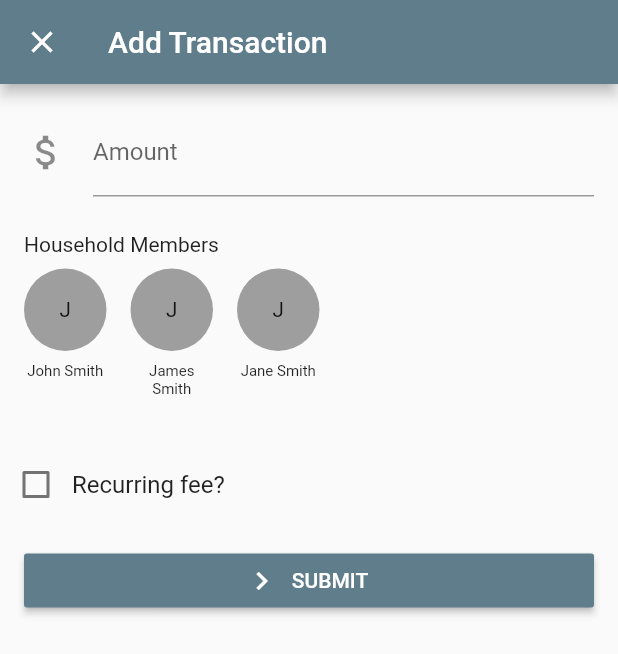
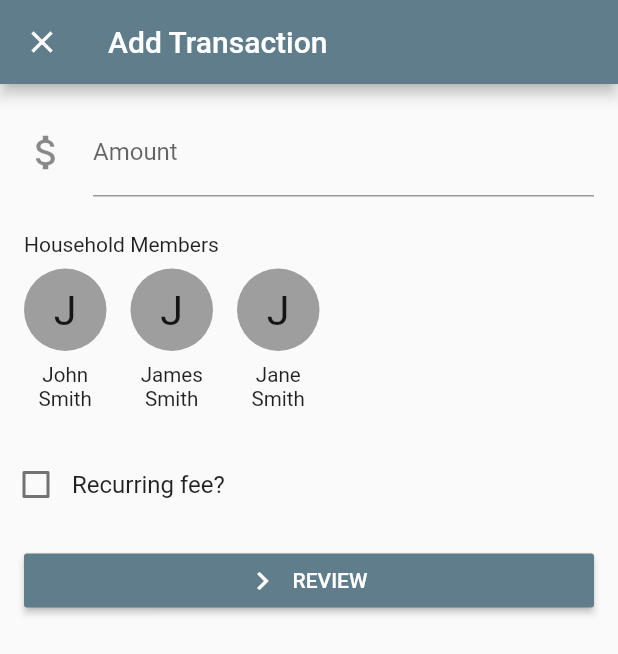
Before and after one commit to kungpaogao/nyf-mobile, a Flutter app: the screen it shows after launch, item 2 of the bottom bar chosen, after a tap on the "add" icon, on a phone screen of 412 x 824 dp. Shown: the top 654 px of the screen. Run offline on Flutter 3.47's test engine with Material 2 defaults, Android fonts, the phone set to English and light mode, and no system bars.

Commit message:
Updated profile page, user icon, other components

```diff
--- a/lib/components/add_form.dart
+++ b/lib/components/add_form.dart
@@ -4,6 +4,7 @@ import 'package:nyf_mobile/components/user_icon.dart';
 import 'package:nyf_mobile/data/household.dart';
 import 'package:nyf_mobile/data/user.dart';
 import 'package:nyf_mobile/data/variables.dart' as Variables;
+import 'package:nyf_mobile/pages/review.dart';
 
 class AddForm extends StatefulWidget {
   @override
@@ -29,7 +30,7 @@ class AddFormState extends State<AddForm> {
               horizontal: Variables.margin,
             ),
             child: TextFormField(
-              decoration: const InputDecoration(
+              decoration: InputDecoration(
                 icon: Icon(
                   Icons.attach_money,
                   size: 30.0,
@@ -76,39 +77,39 @@ class AddFormState extends State<AddForm> {
               )
             ],
           ),
-          isRecurring
-              ? Container(
-                  padding: EdgeInsets.all(Variables.margin),
-                  child: Row(
-                    children: <Widget>[
-                      Text(
-                        "Billing cycle?",
-                        style: Variables.defaultText,
-                      ),
-                      Spacer(),
-                      Container(
-                        child: DropdownButton<Cycle>(
-                          value: billingCycle,
-                          onChanged: (Cycle newValue) {
-                            setState(() {
-                              billingCycle = newValue;
-                            });
-                          },
-                          items: Cycle.values.map((Cycle cycle) {
-                            String cleanText =
-                                cycle.toString().replaceAll("Cycle.", "");
-                            return DropdownMenuItem<Cycle>(
-                              child: Text(cleanText[0].toUpperCase() +
-                                  cleanText.substring(1)),
-                              value: cycle,
-                            );
-                          }).toList(),
-                        ),
-                      )
-                    ],
-                  ),
-                )
-              : Container(),
+          // isRecurring
+          //     ? Container(
+          //         padding: EdgeInsets.all(Variables.margin),
+          //         child: Row(
+          //           children: <Widget>[
+          //             Text(
+          //               "Billing cycle?",
+          //               style: Variables.defaultText,
+          //             ),
+          //             Spacer(),
+          //             Container(
+          //               child: DropdownButton<Cycle>(
+          //                 value: billingCycle,
+          //                 onChanged: (Cycle newValue) {
+          //                   setState(() {
+          //                     billingCycle = newValue;
+          //                   });
+          //                 },
+          //                 items: Cycle.values.map((Cycle cycle) {
+          //                   String cleanText =
+          //                       cycle.toString().replaceAll("Cycle.", "");
+          //                   return DropdownMenuItem<Cycle>(
+          //                     child: Text(cleanText[0].toUpperCase() +
+          //                         cleanText.substring(1)),
+          //                     value: cycle,
+          //                   );
+          //                 }).toList(),
+          //               ),
+          //             )
+          //           ],
+          //         ),
+          //       )
+          //     : Container(),
           Container(
             padding: EdgeInsets.all(Variables.margin),
             child: Row(
@@ -119,6 +120,10 @@ class AddFormState extends State<AddForm> {
                       if (_formKey.currentState.validate()) {
                         Scaffold.of(context).showSnackBar(
                             SnackBar(content: Text("Processing Data")));
+                        Navigator.push(
+                          context,
+                          MaterialPageRoute(builder: (context) => ReviewPage()),
+                        );
                       }
                     },
                     color: Colors.blueGrey,
@@ -127,7 +132,7 @@ class AddFormState extends State<AddForm> {
                       color: Colors.white,
                     ),
                     label: Text(
-                      "SUBMIT",
+                      "REVIEW",
                       style: TextStyle(color: Colors.white),
                     ),
                   ),
--- a/lib/components/profile_banner.dart
+++ b/lib/components/profile_banner.dart
@@ -14,8 +14,8 @@ class ProfileBanner extends StatelessWidget {
       child: Column(
         children: <Widget>[
           Padding(
-              padding: EdgeInsets.only(top: 32.0, bottom: 32.0),
-              child: UserIcon(width: 150, height: 150, user: sampleUsers[0])),
+              padding: EdgeInsets.only(top: 32.0),
+              child: UserIcon(width: 125, height: 150, user: sampleUsers[0])),
         ],
       ),
     );
--- a/lib/components/transaction_list.dart
+++ b/lib/components/transaction_list.dart
@@ -1,6 +1,6 @@
 import 'package:flutter/material.dart';
 import 'package:flutter/cupertino.dart';
-import 'package:flutter/data/transaction.dart';
+import 'package:nyf_mobile/data/transaction.dart';
 
 class TransactionList extends StatefulWidget {
   TransactionList({Key key}) : super(key: key);
--- a/lib/components/user_icon.dart
+++ b/lib/components/user_icon.dart
@@ -7,12 +7,13 @@ class UserIcon extends StatelessWidget {
   final double width;
   final double height;
   final User user;
+  final bool label;
 
-  UserIcon({
-    this.width = Variables.userIconWidth,
+  UserIcon(
+      {this.width = Variables.userIconWidth,
       this.height = Variables.userIconHeight,
       this.user,
-  });
+      this.label = true});
 
   Widget build(BuildContext context) {
     return _buildUserIcon();
@@ -30,17 +31,19 @@ class UserIcon extends StatelessWidget {
           ),
           child: Center(
             child:
-                Text(user.firstName[0], style: TextStyle(fontSize: width / 4)),
+                Text(user.firstName[0], style: TextStyle(fontSize: width / 2)),
           ),
         ),
-        Container(
+        label
+            ? Container(
                 width: width,
                 margin: EdgeInsets.only(top: 5.0),
                 padding: EdgeInsets.only(top: width / 20),
                 child: Text(user.firstName + " " + user.lastName,
                     textAlign: TextAlign.center,
-              style: TextStyle(fontSize: width / 5.5)),
+                    style: TextStyle(fontSize: (width / 4))),
               )
+            : Container()
       ],
     );
   }
--- a/lib/pages/profile.dart
+++ b/lib/pages/profile.dart
@@ -10,12 +10,14 @@ class ProfilePage extends StatelessWidget {
   }
 
   Widget _buildProfile() {
-    return Column(children: <Widget>[
-      Padding(
-        padding: EdgeInsets.all(10.0),
-        child: ProfileBanner(),
-      ),
-      HouseholdSettings(),
-    ]);
+    return ListView(
+      children: <Widget>[
+        Padding(
+          padding: EdgeInsets.all(10.0),
+          child: ProfileBanner(),
+        ),
+        HouseholdSettings(),
+      ],
+    );
   }
 }
```
Lines whose indentation alone changed are shown as unchanged.
